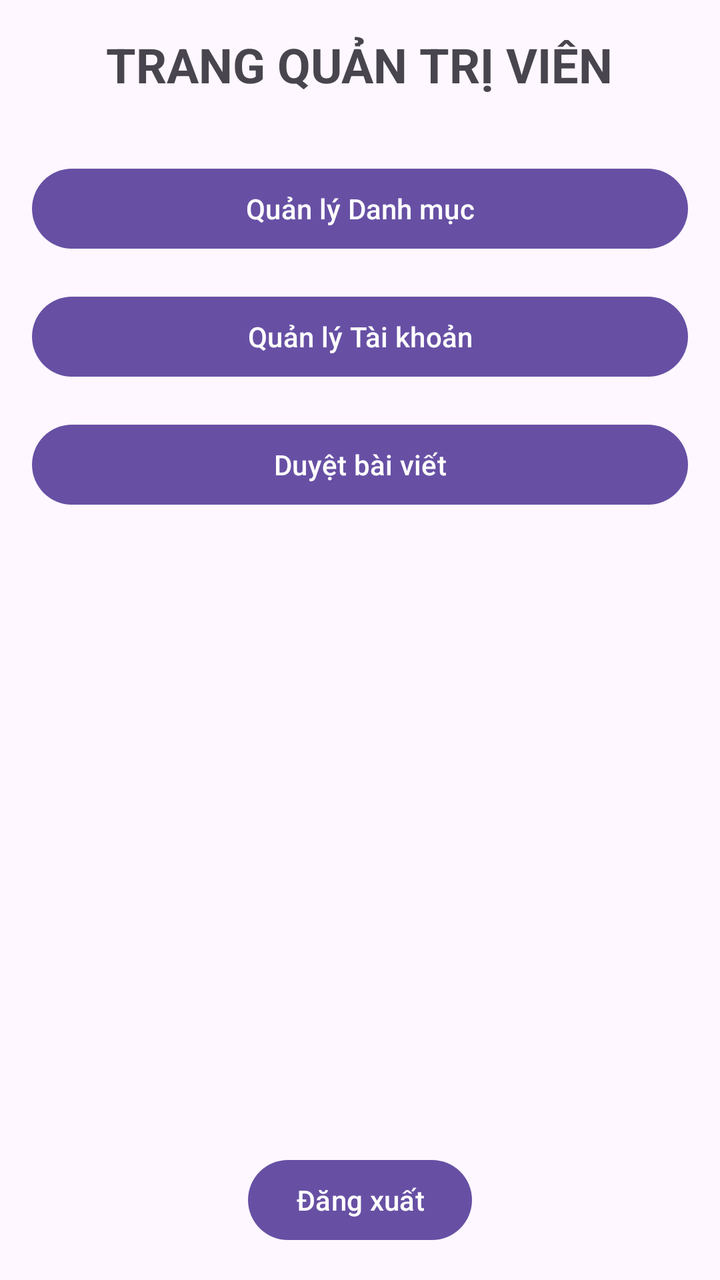
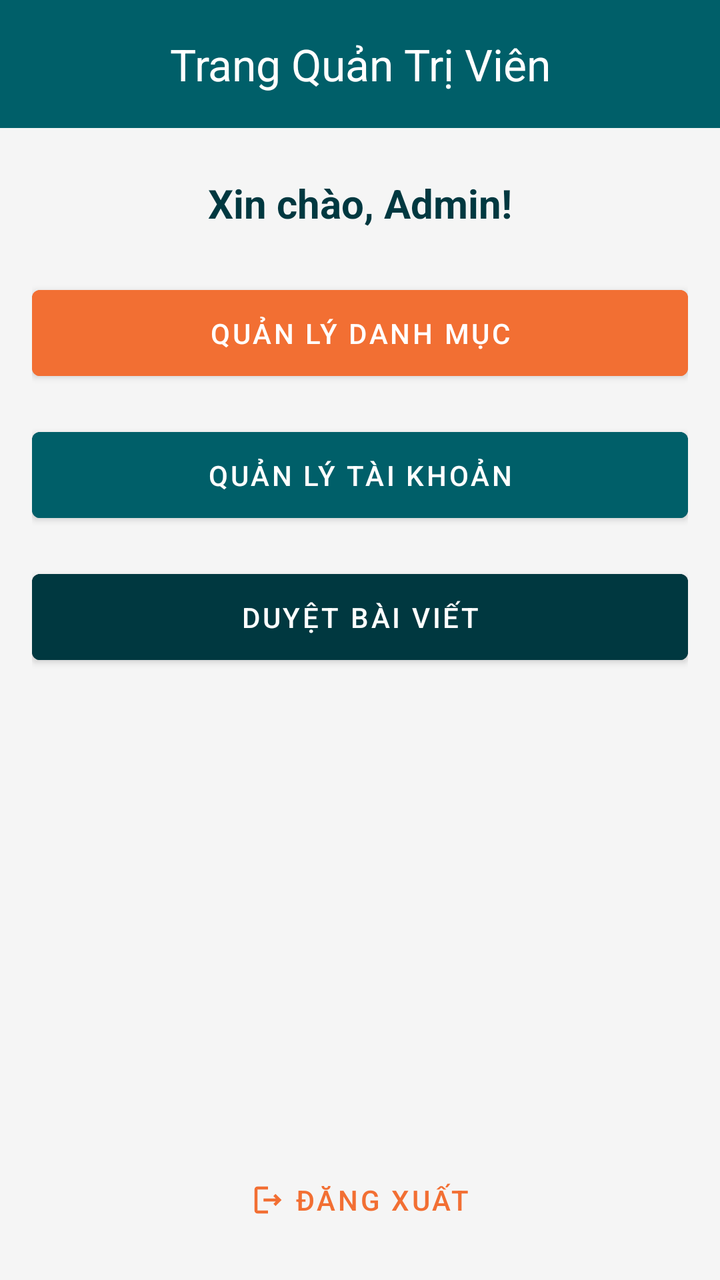

The first picture is an Android layout as it rendered before a commit; the second is the same layout after the commit. The layout source and the unified diff follow.
<!-- AndroidManifest.xml: application theme Theme.UehNews -->
<!-- res/layout/admin_dashboard.xml -->
<?xml version="1.0" encoding="utf-8"?>
<LinearLayout xmlns:android="http://schemas.android.com/apk/res/android"
    xmlns:tools="http://schemas.android.com/tools"
    android:layout_width="match_parent"
    android:layout_height="match_parent"
    android:orientation="vertical"
    android:padding="16dp"
    android:gravity="top"
    tools:context=".ui.admin.AdminDashboardActivity">

    <TextView
        android:id="@+id/tv_admin_welcome"
        android:layout_width="wrap_content"
        android:layout_height="wrap_content"
        android:text="TRANG QUẢN TRỊ VIÊN"
        android:textSize="24sp"
        android:textStyle="bold"
        android:layout_gravity="center_horizontal"
        android:layout_marginBottom="32dp"/>

    <Button
        android:id="@+id/btn_manage_categories"
        android:layout_width="match_parent"
        android:layout_height="wrap_content"
        android:text="Quản lý Danh mục"
        android:layout_marginBottom="16dp"/>

    <Button
        android:id="@+id/btn_manage_accounts"
        android:layout_width="match_parent"
        android:layout_height="wrap_content"
        android:text="Quản lý Tài khoản"
        android:layout_marginBottom="16dp"/>

    <Button
        android:id="@+id/btn_review_articles"
        android:layout_width="match_parent"
        android:layout_height="wrap_content"
        android:text="Duyệt bài viết"
        android:layout_marginBottom="16dp"/>

    <View
        android:layout_width="0dp"
        android:layout_height="0dp"
        android:layout_weight="1" />

    
    <Button
        android:id="@+id/btn_admin_logout"
        android:layout_width="wrap_content"
        android:layout_height="wrap_content"
        android:layout_gravity="center_horizontal"
        android:text="Đăng xuất"/>

</LinearLayout>
<!-- resources referenced by this layout -->
<resources>
  <style name="Theme.UehNews" parent="Base.Theme.UehNews" />
  <style name="Base.Theme.UehNews" parent="Theme.Material3.DayNight.NoActionBar">
          
          
      </style>
</resources>

<!-- the commit's change to res/layout/admin_dashboard.xml (unified diff, before → after) -->
@@ -1,55 +1,107 @@
 <?xml version="1.0" encoding="utf-8"?>
-<LinearLayout xmlns:android="http://schemas.android.com/apk/res/android"
+<androidx.coordinatorlayout.widget.CoordinatorLayout xmlns:android="http://schemas.android.com/apk/res/android"
+    xmlns:app="http://schemas.android.com/apk/res-auto"
     xmlns:tools="http://schemas.android.com/tools"
     android:layout_width="match_parent"
     android:layout_height="match_parent"
-    android:orientation="vertical"
-    android:padding="16dp"
-    android:gravity="top"
+    android:background="@color/ueh_light_gray"
     tools:context=".ui.admin.AdminDashboardActivity">
 
-    <TextView
-        android:id="@+id/tv_admin_welcome"
-        android:layout_width="wrap_content"
-        android:layout_height="wrap_content"
-        android:text="TRANG QUẢN TRỊ VIÊN"
-        android:textSize="24sp"
-        android:textStyle="bold"
-        android:layout_gravity="center_horizontal"
-        android:layout_marginBottom="32dp"/>
+    
+    <com.google.android.material.appbar.AppBarLayout
+        android:layout_width="match_parent"
+        android:layout_height="wrap_content">
 
-    <Button
-        android:id="@+id/btn_manage_categories"
-        android:layout_width="match_parent"
-        android:layout_height="wrap_content"
-        android:text="Quản lý Danh mục"
-        android:layout_marginBottom="16dp"/>
+        <com.google.android.material.appbar.MaterialToolbar
+            android:id="@+id/toolbar_admin"
+            android:layout_width="match_parent"
+            android:layout_height="?attr/actionBarSize"
+            android:background="@color/ueh_blue"
+            app:title="Trang Quản Trị Viên"
+            app:titleCentered="true"
+            app:titleTextColor="@color/ueh_white" />
 
-    <Button
-        android:id="@+id/btn_manage_accounts"
-        android:layout_width="match_parent"
-        android:layout_height="wrap_content"
-        android:text="Quản lý Tài khoản"
-        android:layout_marginBottom="16dp"/>
-
-    <Button
-        android:id="@+id/btn_review_articles"
-        android:layout_width="match_parent"
-        android:layout_height="wrap_content"
-        android:text="Duyệt bài viết"
-        android:layout_marginBottom="16dp"/>
-
-    <View
-        android:layout_width="0dp"
-        android:layout_height="0dp"
-        android:layout_weight="1" />
+    </com.google.android.material.appbar.AppBarLayout>
 
     
-    <Button
-        android:id="@+id/btn_admin_logout"
-        android:layout_width="wrap_content"
-        android:layout_height="wrap_content"
-        android:layout_gravity="center_horizontal"
-        android:text="Đăng xuất"/>
+    <LinearLayout
+        android:layout_width="match_parent"
+        android:layout_height="match_parent"
+        android:orientation="vertical"
+        android:padding="16dp"
+        app:layout_behavior="@string/appbar_scrolling_view_behavior">
 
-</LinearLayout>
+        
+        <TextView
+            android:id="@+id/tv_admin_welcome"
+            android:layout_width="match_parent"
+            android:layout_height="wrap_content"
+            android:layout_marginTop="8dp"
+            android:layout_marginBottom="24dp"
+            android:gravity="center"
+            android:text="Xin chào, Admin!"
+            android:textColor="@color/ueh_blue_dark"
+            android:textSize="20sp"
+            android:textStyle="bold" />
+
+        
+        
+
+        
+        <com.google.android.material.button.MaterialButton
+            android:id="@+id/btn_manage_categories"
+            style="@style/Widget.MaterialComponents.Button"
+            android:layout_width="match_parent"
+            android:layout_height="wrap_content"
+            android:layout_marginBottom="16dp"
+            android:backgroundTint="@color/ueh_orange"
+            android:paddingVertical="12dp"
+            android:text="Quản lý Danh mục"
+            android:textColor="@color/ueh_white" />
+
+        
+        <com.google.android.material.button.MaterialButton
+            android:id="@+id/btn_manage_accounts"
+            style="@style/Widget.MaterialComponents.Button"
+            android:layout_width="match_parent"
+            android:layout_height="wrap_content"
+            android:layout_marginBottom="16dp"
+            android:backgroundTint="@color/ueh_blue"
+            android:paddingVertical="12dp"
+            android:text="Quản lý Tài khoản"
+            android:textColor="@color/ueh_white" />
+
+        
+        <com.google.android.material.button.MaterialButton
+            android:id="@+id/btn_review_articles"
+            style="@style/Widget.MaterialComponents.Button"
+            android:layout_width="match_parent"
+            android:layout_height="wrap_content"
+            android:backgroundTint="@color/ueh_blue_dark"
+            android:paddingVertical="12dp"
+            android:text="Duyệt bài viết"
+            android:textColor="@color/ueh_white" />
+
+        
+        <View
+            android:layout_width="0dp"
+            android:layout_height="0dp"
+            android:layout_weight="1" />
+
+
+        
+        <com.google.android.material.button.MaterialButton
+            android:id="@+id/btn_admin_logout"
+            style="@style/Widget.MaterialComponents.Button.TextButton"
+            android:layout_width="wrap_content"
+            android:layout_height="wrap_content"
+            android:layout_gravity="center_horizontal"
+            android:text="Đăng xuất"
+            android:textColor="@color/ueh_orange"
+            app:icon="@drawable/ic_logout"
+            app:iconTint="@color/ueh_orange" />
+
+
+    </LinearLayout>
+
+</androidx.coordinatorlayout.widget.CoordinatorLayout>
<!-- resource entries referenced after the edit -->
@@ -1,5 +1,16 @@
 <!-- resources referenced by this layout -->
 <resources>
+  <color name="ueh_blue">#005F69</color>
+  <color name="ueh_blue_dark">#003840</color>
+  <color name="ueh_light_gray">#F5F5F5</color>
+  <color name="ueh_orange">#F26F33</color>
+  <color name="ueh_white">#FFFFFF</color>
+  <!-- drawable ic_logout (drawable) -->
+  <vector android:height="24dp" android:tint="#D32F2F"
+      android:viewportHeight="24" android:viewportWidth="24"
+      android:width="24dp" xmlns:android="http://schemas.android.com/apk/res/android">
+      <path android:fillColor="@android:color/white" android:pathData="M17,8l-1.41,1.41L17.17,11H9v2h8.17l-1.58,1.58L17,16l4,-4zM5,5h7V3H5c-1.1,0 -2,0.9 -2,2v14c0,1.1 0.9,2 2,2h7v-2H5V5z"/>
+  </vector>
   <style name="Theme.UehNews" parent="Base.Theme.UehNews" />
   <style name="Base.Theme.UehNews" parent="Theme.Material3.DayNight.NoActionBar">
           
